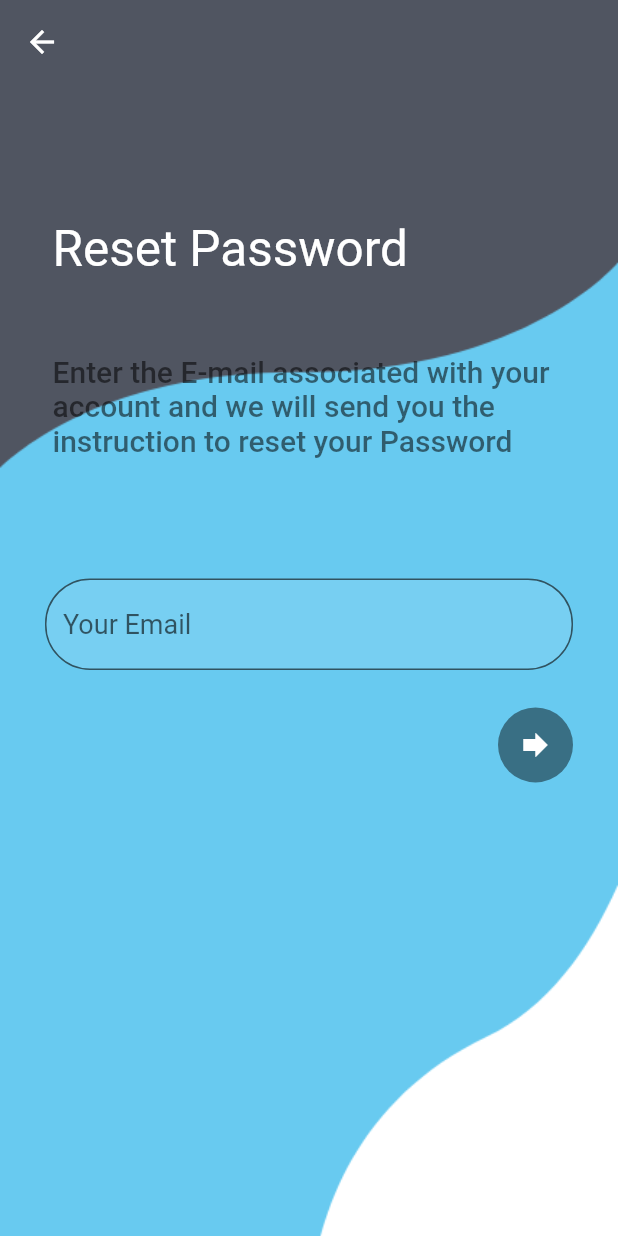
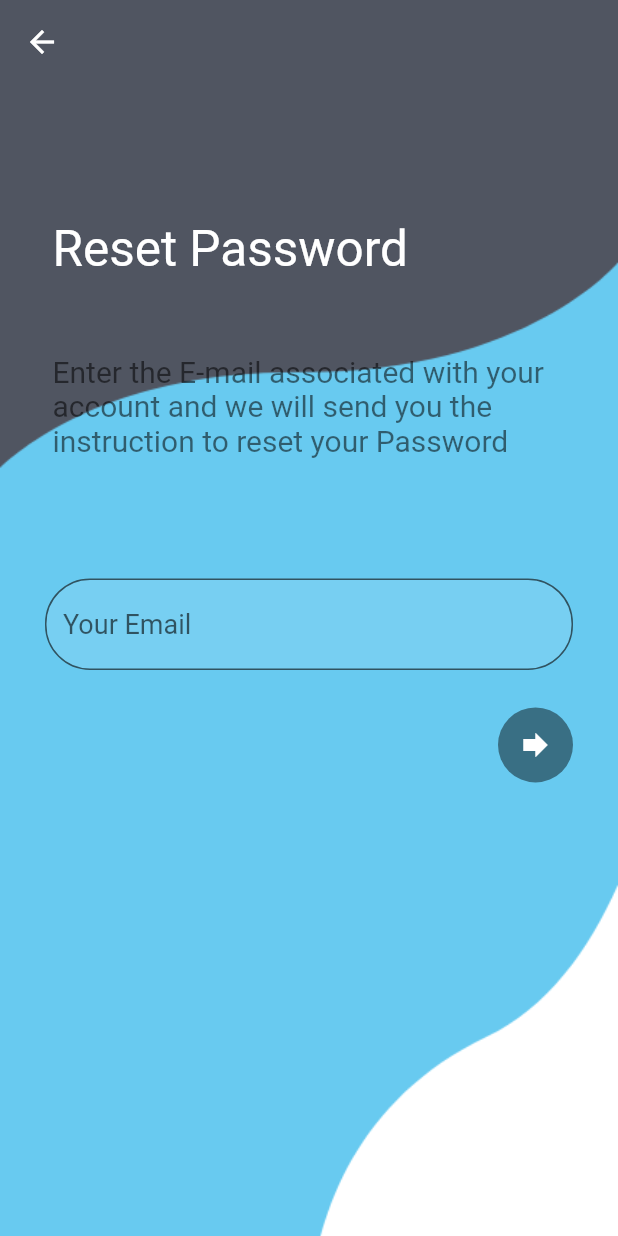
Before and after one commit to Sujanban/signup_login_page, a Flutter app: the ForgetPassword screen opened directly, on a phone screen of 412 x 824 dp. Run offline on Flutter 3.47's test engine with Material 2 defaults, Android fonts, the phone set to English and light mode, and no system bars.

```diff
--- a/lib/forgetpass.dart
+++ b/lib/forgetpass.dart
@@ -40,7 +40,7 @@ class _ForgetPasswordState extends State<ForgetPassword> {
                       color: Colors.black54,
                       fontSize: 20.0,
                       // fontStyle: FontStyle.italic,
-                      fontWeight: FontWeight.w500),
+                      fontWeight: FontWeight.w400),
                 ),
               ),
               SingleChildScrollView(
```
